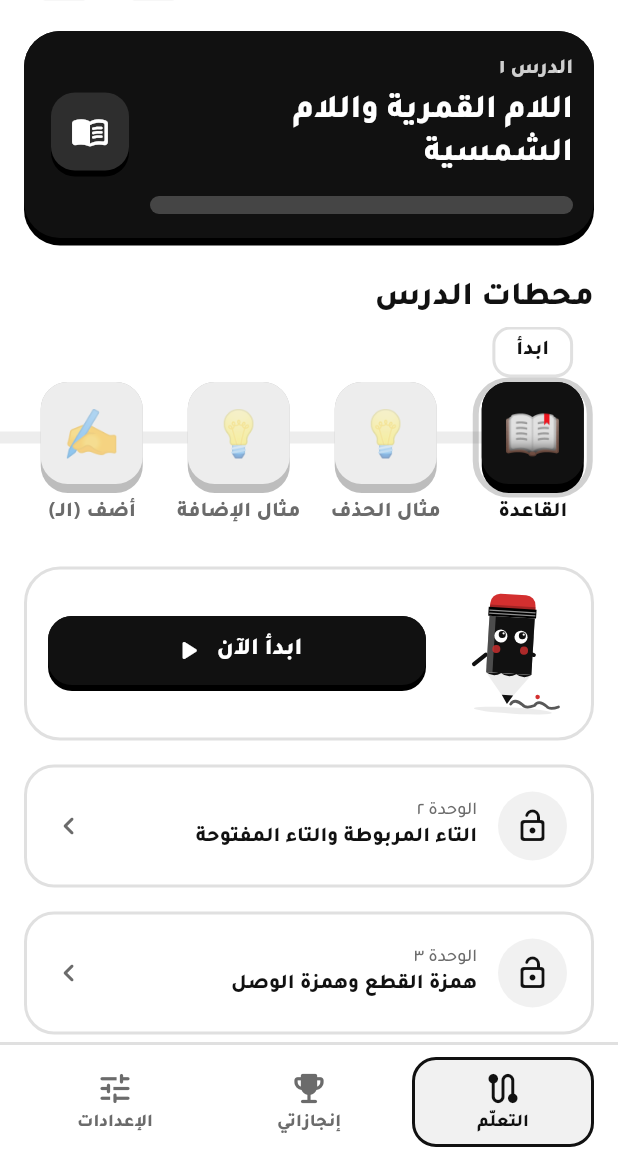
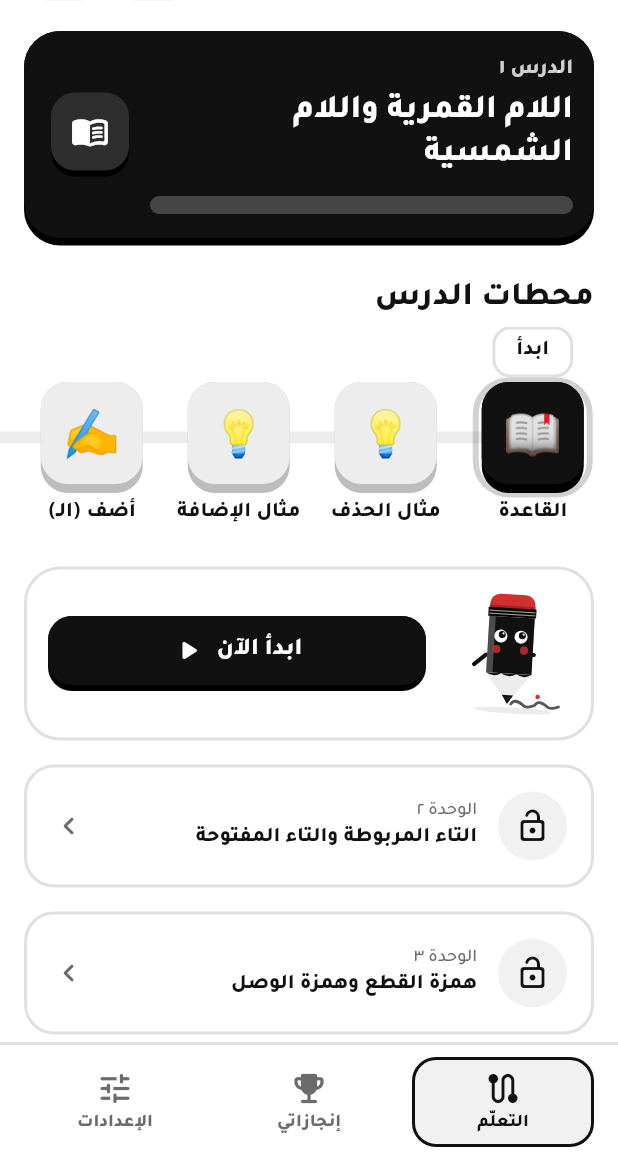
Before and after one commit to alansaria2026/imlaa-app, a Flutter app: the screen it shows after launch, on a phone screen of 412 x 824 dp, the part 77-1236 px from its top. Run offline on Flutter 3.47's test engine with Material 3 defaults, Android fonts, the phone set to English and light mode, and no system bars; our stand-ins replace audioplayers, flutter_tts, shared_preferences.

```diff
--- a/lib/screens/learn_tab.dart
+++ b/lib/screens/learn_tab.dart
@@ -7,7 +7,6 @@ import '../lesson/page_handle.dart';
 import '../lesson/rule_content.dart';
 import '../theme.dart';
 import '../utils/arabic.dart';
-import '../widgets/common.dart';
 import '../widgets/mascot.dart';
 import '../widgets/pressable.dart';
 
@@ -146,18 +145,9 @@ class _LessonSection extends StatelessWidget {
                         ? _NodeState.done
                         : i == current
                         ? _NodeState.current
-                        : _NodeState.locked,
-                    onTap: () {
-                      if (done[i] || i == current) {
-                        onOpen(i);
-                      } else {
-                        showFeedback(
-                          context,
-                          'أكمل المحطات السابقة أولًا لفتح «${stations[i].title}»',
-                          tone: FeedbackTone.hint,
-                        );
-                      }
-                    },
+                        : _NodeState.pending,
+                    // كل محطة مفتوحة: لا يلزم حل المحطات السابقة.
+                    onTap: () => onOpen(i),
                   ),
             reached: (i) => i < n && (done[i] || i == current),
           ),
@@ -598,7 +588,8 @@ class _UnitBanner extends StatelessWidget {
   }
 }
 
-enum _NodeState { done, current, locked }
+/// المحطة: منجزة، أو الحالية (أول محطة لم تُحل)، أو لم تُحل بعد.
+enum _NodeState { done, current, pending }
 
 class _StationNode extends StatefulWidget {
   const _StationNode({
@@ -656,7 +647,7 @@ class _StationNodeState extends State<_StationNode>
     final (color, edge) = switch (state) {
       _NodeState.done => (AppColors.sand, AppColors.sandDark),
       _NodeState.current => (AppColors.primary, AppColors.primaryDark),
-      _NodeState.locked => (AppColors.locked, AppColors.lineDark),
+      _NodeState.pending => (AppColors.locked, AppColors.lineDark),
     };
     const size = 68.0;
 
@@ -676,12 +667,9 @@ class _StationNodeState extends State<_StationNode>
               color: Colors.white,
               size: 38,
             ),
-            _NodeState.locked => Opacity(
-              opacity: 0.45,
-              child: Text(
-                widget.spec.emoji,
-                style: const TextStyle(fontSize: 30),
-              ),
+            _NodeState.pending => Text(
+              widget.spec.emoji,
+              style: const TextStyle(fontSize: 30),
             ),
             _NodeState.current => Text(
               widget.spec.emoji,
@@ -697,7 +685,7 @@ class _StationNodeState extends State<_StationNode>
           '${widget.spec.title} — ${switch (state) {
             _NodeState.done => 'منجزة',
             _NodeState.current => 'المحطة الحالية',
-            _NodeState.locked => 'مقفلة',
+            _NodeState.pending => 'لم تُحل بعد',
           }}',
       child: GestureDetector(
         behavior: HitTestBehavior.opaque,
@@ -764,9 +752,7 @@ class _StationNodeState extends State<_StationNode>
               widget.spec.title,
               style: t.labelLarge?.copyWith(
                 fontWeight: FontWeight.w800,
-                color: state == _NodeState.locked
-                    ? AppColors.muted
-                    : AppColors.ink,
+                color: AppColors.ink,
               ),
             ),
           ],
```
Also changed, not shown: 1 other file.
